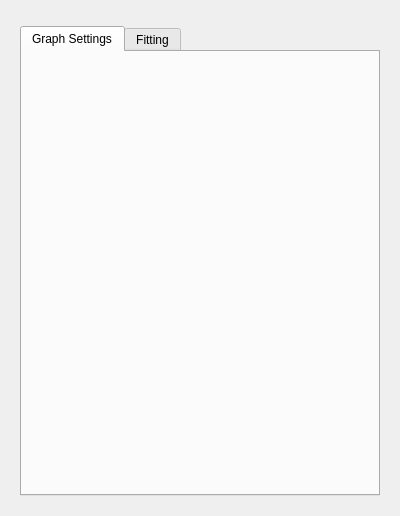
Above: src/gui/widgets/graphOptionsWidgetUi.ui from PyMarc2/general-data-grapher before the change. Below: the same form after it.
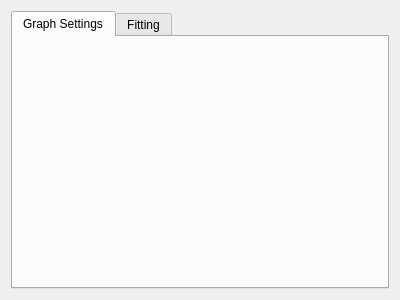
That is the form after the change. The open tabs and pages were chosen to show the change.

What changed in the file:
```diff
--- a/src/gui/widgets/graphOptionsWidgetUi.ui
+++ b/src/gui/widgets/graphOptionsWidgetUi.ui
@@ -7,7 +7,7 @@
     <x>0</x>
     <y>0</y>
     <width>400</width>
-    <height>516</height>
+    <height>300</height>
    </rect>
   </property>
   <property name="windowTitle">
@@ -15,20 +15,6 @@
   </property>
   <layout class="QGridLayout" name="gridLayout">
    <item row="0" column="0">
-    <widget class="QWidget" name="DataManagerWidget" native="true">
-     <property name="sizePolicy">
-      <sizepolicy hsizetype="Expanding" vsizetype="Preferred">
-       <horstretch>2</horstretch>
-       <verstretch>0</verstretch>
-      </sizepolicy>
-     </property>
-     <layout class="QVBoxLayout" name="verticalLayout_3">
-      <item>
-       <layout class="QGridLayout" name="gridLayout_2">
-        <property name="sizeConstraint">
-         <enum>QLayout::SetDefaultConstraint</enum>
-        </property>
-        <item row="1" column="0">
          <widget class="QTabWidget" name="tabWidget_2">
           <property name="currentIndex">
            <number>1</number>
@@ -43,14 +29,6 @@
             <string>Fitting</string>
            </attribute>
           </widget>
-         </widget>
-        </item>
-        <item row="0" column="0">
-         <widget class="QWidget" name="dataLoaderWidget" native="true"/>
-        </item>
-       </layout>
-      </item>
-     </layout>
     </widget>
    </item>
   </layout>
```
Left out of the diff: 2 changed lines with no effect on the pictures. Lines whose indentation alone changed are shown as unchanged.
